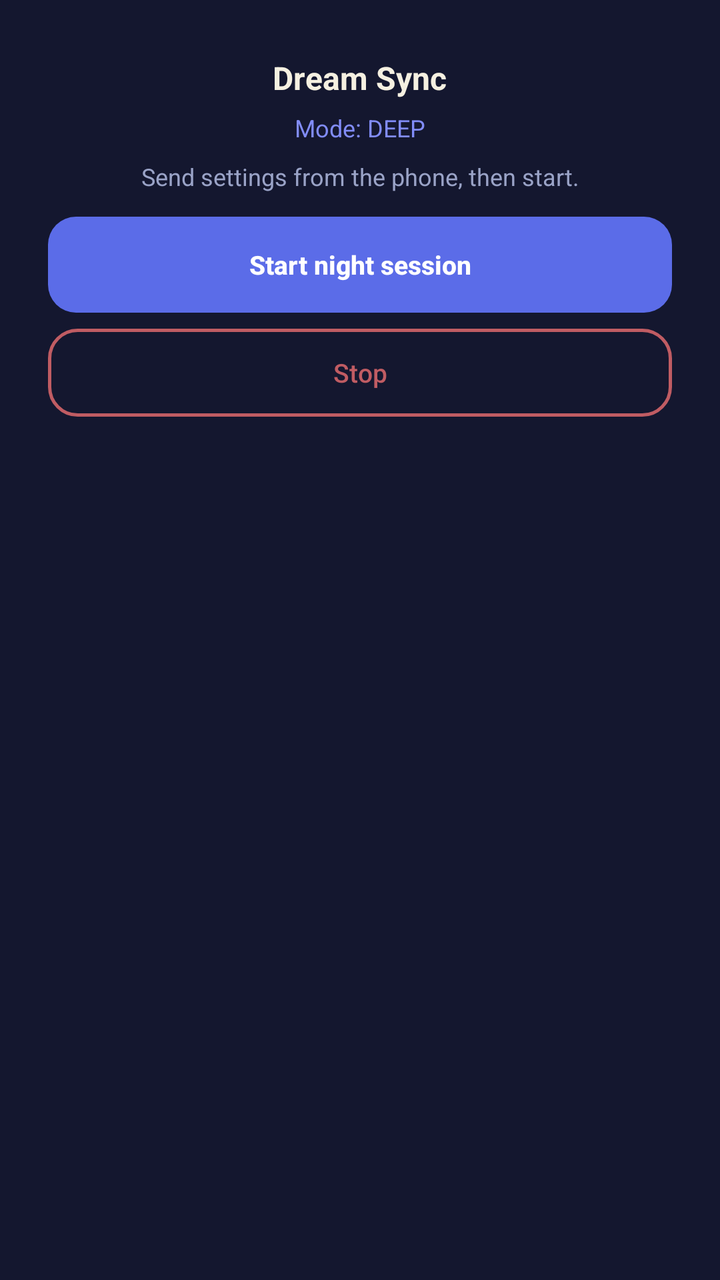
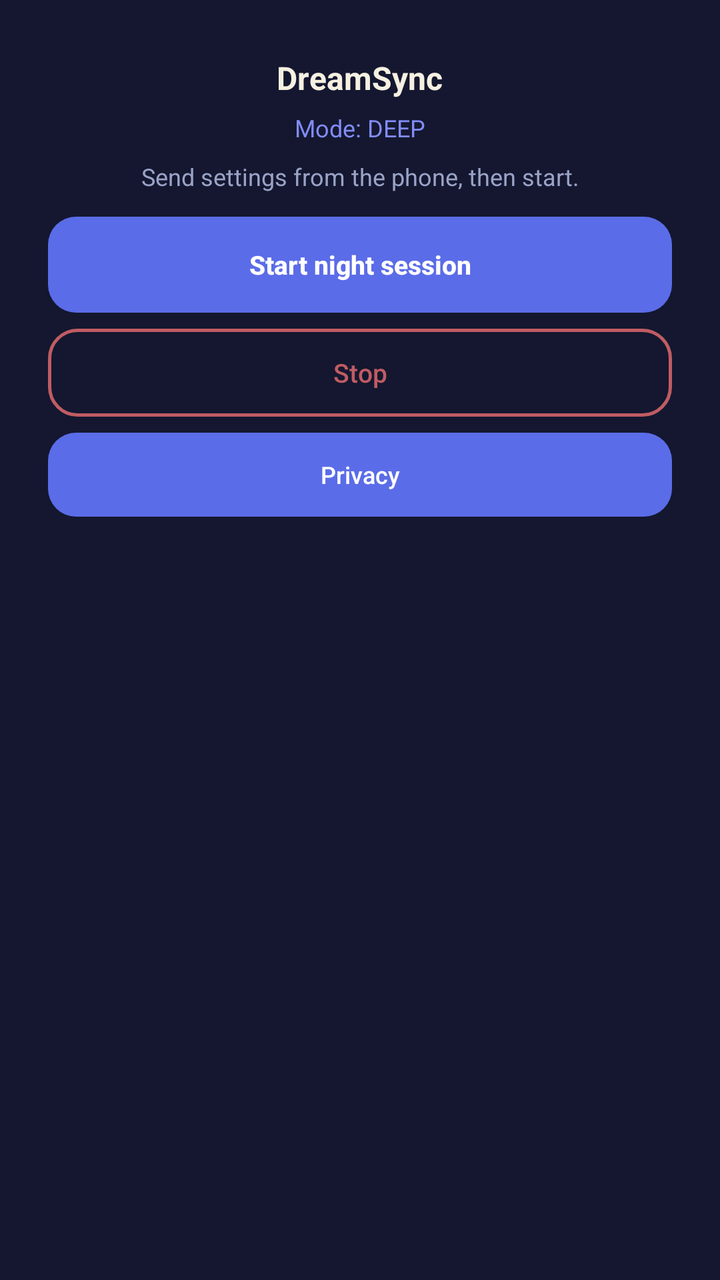

Screens rendered from an Android XML layout before and after an edit, with the pre-edit source and the edit as a unified diff.
<!-- AndroidManifest.xml: application theme android:Theme.DeviceDefault -->
<!-- res/layout/activity_main.xml -->
<?xml version="1.0" encoding="utf-8"?>
<ScrollView xmlns:android="http://schemas.android.com/apk/res/android"
    android:layout_width="match_parent"
    android:layout_height="match_parent"
    android:background="#14172F"
    android:fillViewport="true">

    <LinearLayout
        android:layout_width="match_parent"
        android:layout_height="wrap_content"
        android:orientation="vertical"
        android:gravity="center_horizontal"
        android:paddingHorizontal="24dp"
        android:paddingVertical="28dp">

        <TextView
            android:layout_width="wrap_content"
            android:layout_height="wrap_content"
            android:text="@string/app_name"
            android:textColor="@color/ds_cream"
            android:textSize="16sp"
            android:textStyle="bold" />

        <TextView
            android:id="@+id/modeText"
            android:layout_width="match_parent"
            android:layout_height="wrap_content"
            android:layout_marginTop="6dp"
            android:gravity="center"
            android:text="Mode: DEEP"
            android:textColor="@color/ds_violet"
            android:textSize="12sp" />

        <TextView
            android:id="@+id/statusText"
            android:layout_width="match_parent"
            android:layout_height="wrap_content"
            android:layout_marginTop="8dp"
            android:gravity="center"
            android:text="Send settings from the phone, then start."
            android:textColor="@color/ds_muted"
            android:textSize="12sp" />

        <Button
            android:id="@+id/startButton"
            android:layout_width="match_parent"
            android:layout_height="48dp"
            android:layout_marginTop="12dp"
            android:background="@drawable/btn_primary"
            android:stateListAnimator="@null"
            android:text="Start night session"
            android:textAllCaps="false"
            android:textColor="#FFFFFF"
            android:textSize="13sp"
            android:textStyle="bold" />

        <Button
            android:id="@+id/stopButton"
            android:layout_width="match_parent"
            android:layout_height="44dp"
            android:layout_marginTop="8dp"
            android:background="@drawable/btn_danger"
            android:stateListAnimator="@null"
            android:text="Stop"
            android:textAllCaps="false"
            android:textColor="@color/ds_danger"
            android:textSize="13sp" />
    </LinearLayout>
</ScrollView>
<!-- resources referenced by this layout -->
<resources>
  <color name="ds_cream">#F5F0E1</color>
  <color name="ds_danger">#C05C63</color>
  <color name="ds_muted">#9AA3C7</color>
  <color name="ds_violet">#818CF8</color>
  <!-- drawable btn_danger (drawable) -->
  <?xml version="1.0" encoding="utf-8"?>
  <ripple xmlns:android="http://schemas.android.com/apk/res/android"
      android:color="#33C05C63">
      <item>
          <shape android:shape="rectangle">
              <solid android:color="#00000000" />
              <corners android:radius="14dp" />
              <stroke android:width="1.5dp" android:color="@color/ds_danger" />
          </shape>
      </item>
  </ripple>
  <!-- drawable btn_primary (drawable) -->
  <?xml version="1.0" encoding="utf-8"?>
  <ripple xmlns:android="http://schemas.android.com/apk/res/android"
      android:color="#33FFFFFF">
      <item>
          <shape android:shape="rectangle">
              <solid android:color="@color/ds_indigo" />
              <corners android:radius="14dp" />
          </shape>
      </item>
  </ripple>
  <string name="app_name">Dream Sync</string>
  <color name="ds_indigo">#5B6CE8</color>
</resources>

<!-- the commit's change to res/layout/activity_main.xml (unified diff, before → after) -->
@@ -65,5 +65,17 @@
             android:textAllCaps="false"
             android:textColor="@color/ds_danger"
             android:textSize="13sp" />
+
+        <Button
+            android:id="@+id/privacyButton"
+            android:layout_width="match_parent"
+            android:layout_height="42dp"
+            android:layout_marginTop="8dp"
+            android:background="@drawable/btn_primary"
+            android:stateListAnimator="@null"
+            android:text="Privacy"
+            android:textAllCaps="false"
+            android:textColor="#FFFFFF"
+            android:textSize="12sp" />
     </LinearLayout>
 </ScrollView>
<!-- resource entries referenced after the edit -->
@@ -27,7 +27,7 @@
           </shape>
       </item>
   </ripple>
-  <string name="app_name">Dream Sync</string>
+  <string name="app_name">DreamSync</string>
   <color name="ds_indigo">#5B6CE8</color>
 </resources>
 
